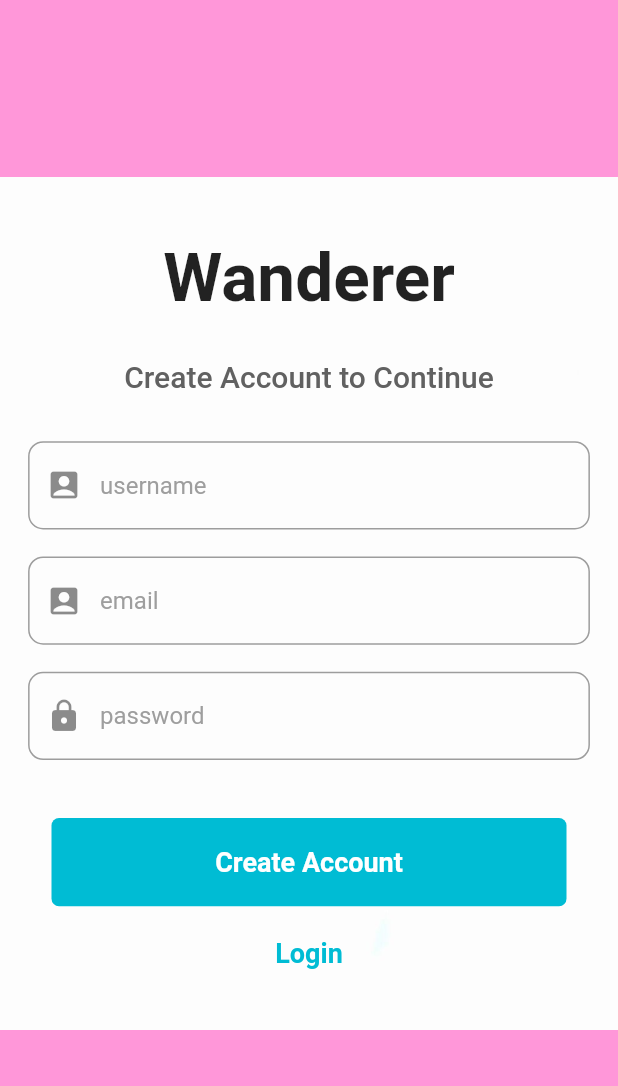
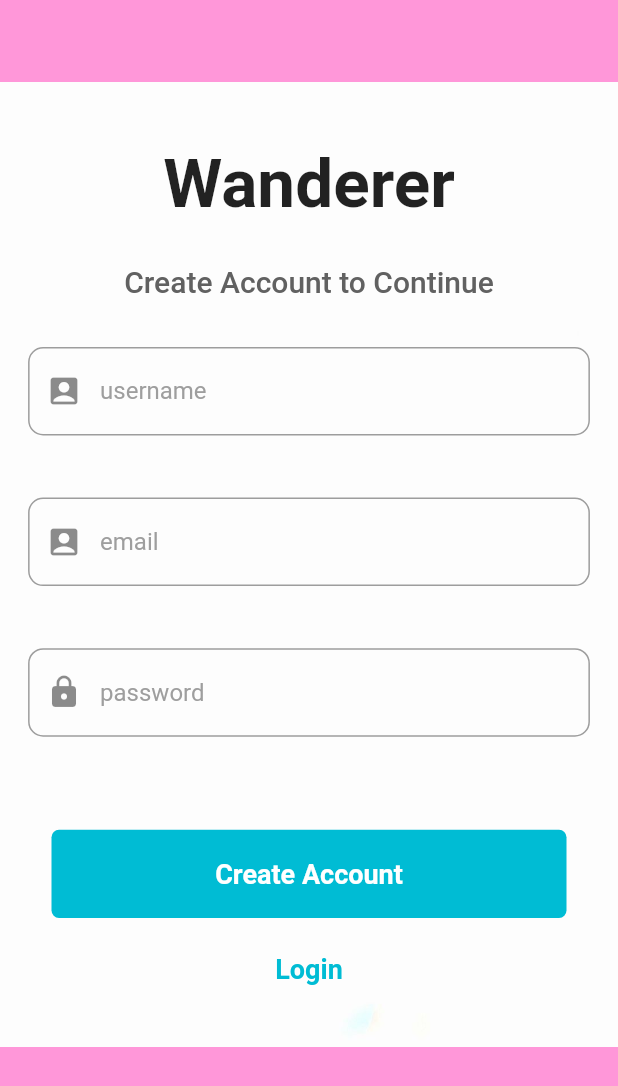
Before and after one commit to Pilar-Ferran/wanderer3, a Flutter app: the screen it shows after launch, after a tap on "Create Account", on a phone screen of 412 x 824 dp. Shown: the top 1086 px of the screen. Run offline on Flutter 3.47's test engine with Material 2 defaults, Android fonts, the phone set to English and light mode, and no system bars; our stand-ins replace cloud_firestore, firebase_auth, firebase_core, firebase_storage, flutter_html, flutter_secure_storage and 4 more; missing offline and left inert: dart:ffi; accounts and stored records are empty.

Commit message:
Add files via upload

```diff
--- a/lib/Screens/login_screen.dart
+++ b/lib/Screens/login_screen.dart
@@ -24,9 +24,10 @@ class _LoginScreenState extends State<LoginScreen> {
     final size = MediaQuery
         .of(context)
         .size;
+    var isPortrait = MediaQuery.of(context).orientation;
 
     return Scaffold(
-      resizeToAvoidBottomInset: false,
+      //resizeToAvoidBottomInset: false,
       body: loading
           ? Center(
         child: SizedBox(
@@ -44,10 +45,10 @@ class _LoginScreenState extends State<LoginScreen> {
             ),
           ),
           child:
-          Column(
+          ListView(
             children: [
               SizedBox(
-                height: size.height / 5,
+                height: (isPortrait==Orientation.portrait) ? size.height /7 : size.height/10,
               ),
               Container(
                 decoration: const BoxDecoration(
@@ -60,7 +61,7 @@ class _LoginScreenState extends State<LoginScreen> {
                   child: Column(
                     children: [
                       SizedBox(
-                        height: size.height / 20,
+                        height: (isPortrait==Orientation.portrait) ? size.height / 20 : size.height/40,
                       ),
                       SizedBox(
                         width: size.width / 1.1,
@@ -77,24 +78,52 @@ class _LoginScreenState extends State<LoginScreen> {
                         height: size.height / 15,
                       ),
                       Container(
-                        width: size.width,
+                        width: size.width/1.1,
+                        height: (isPortrait==Orientation.portrait) ? size.height / 10 : size.height/5,
                         alignment: Alignment.center,
-                        child: field(size, "Email", Icons.account_box, _email),
+                        child: TextField(
+                          controller: _email,
+                          decoration: InputDecoration(
+                            prefixIcon: Icon(Icons.account_box),
+                            filled:true,
+                            fillColor: Colors.white,
+                            hintStyle: const TextStyle(color: Colors.grey),
+                            hintText: "Email",
+                            border: OutlineInputBorder(
+                              borderRadius: BorderRadius.circular(10),
+                            ),
+                          ),
+                        ),//field(size, "Email", Icons.account_box, _email),
                       ),
                       Padding(
                         padding: const EdgeInsets.symmetric(vertical: 18.0),
-                        child: Container(
-                          width: size.width,
+                        child:
+                        Container(
+                          width: size.width/1.1,
+                          height: (isPortrait==Orientation.portrait) ? size.height / 10 : size.height/5,
                           alignment: Alignment.center,
-                          child: field(size, "Password", Icons.lock, _password),
+                          child: TextField(
+                            controller: _password,
+                            decoration: InputDecoration(
+                              prefixIcon: Icon(Icons.lock),
+                              hintStyle: const TextStyle(color: Colors.grey),
+                              filled:true,
+                              fillColor: Colors.white,
+                              hintText: "Password",
+                              border: OutlineInputBorder(
+                                borderRadius: BorderRadius.circular(10),
+                              ),
+                            ),
+                          ),
+                          //child: field(size, "Password", Icons.lock, _password),
                         ),
-                      ),
+                     ),
                       SizedBox(
                         height: size.height / 40,
                       ),
-                      customButton(size),
+                      customButton(size, isPortrait),
                       SizedBox(
-                        height: size.height / 40,
+                        height: (isPortrait==Orientation.portrait) ? size.height / 35 : size.height/15,
                       ),
                       GestureDetector(
                         onTap: () =>
@@ -124,7 +153,7 @@ class _LoginScreenState extends State<LoginScreen> {
     );
   }
 
-  Widget customButton(Size size) {
+  Widget customButton(Size size, Orientation orientation) {
     return GestureDetector(
       onTap: () {
         usernameFromEmail(_email.text);
@@ -190,7 +219,7 @@ class _LoginScreenState extends State<LoginScreen> {
         }
       },
       child: Container(
-          height: size.height / 14,
+          height: (orientation==Orientation.portrait) ? size.height /14 : size.height/8,
           width: size.width / 1.2,
           decoration: BoxDecoration(
             borderRadius: BorderRadius.circular(5),
--- a/lib/Screens/signup_screen.dart
+++ b/lib/Screens/signup_screen.dart
@@ -26,9 +26,10 @@ class _SignUpScreenState extends State<SignupScreen> {
     final size = MediaQuery
         .of(context)
         .size;
+    var isPortrait = MediaQuery.of(context).orientation;
 
     return Scaffold(
-      resizeToAvoidBottomInset: false,
+      //resizeToAvoidBottomInset: false,
       body: loading
           ? Center(
         child: SizedBox(
@@ -45,10 +46,10 @@ class _SignUpScreenState extends State<SignupScreen> {
             fit: BoxFit.cover,
           ),
         ),
-        child: Column(
+        child: ListView(
           children: [
             SizedBox(
-              height: size.height / 7,
+              height: size.height / 15,
             ),
             Container(
               decoration: const BoxDecoration(
@@ -98,28 +99,28 @@ class _SignUpScreenState extends State<SignupScreen> {
                         width: size.width,
                         alignment: Alignment.center,
                         child: field(
-                            size, "username", Icons.account_box, _username),
+                            size,isPortrait, "username", Icons.account_box, _username),
                       ),
                     ),
                     Container(
                       width: size.width,
                       alignment: Alignment.center,
-                      child: field(size, "email", Icons.account_box, _email),
+                      child: field(size,isPortrait, "email", Icons.account_box, _email),
                     ),
                     Padding(
                       padding: const EdgeInsets.symmetric(vertical: 18.0),
                       child: Container(
                         width: size.width,
                         alignment: Alignment.center,
-                        child: field(size, "password", Icons.lock, _password),
+                        child: field(size,isPortrait, "password", Icons.lock, _password),
                       ),
                     ),
                     SizedBox(
                       height: size.height / 40,
                     ),
-                    customButton(size),
+                    customButton(size, isPortrait),
                     SizedBox(
-                      height: size.height / 40,
+                      height: (isPortrait==Orientation.portrait) ? size.height / 35 : size.height/15,
                     ),
                     GestureDetector(
                       onTap: () =>
@@ -147,7 +148,7 @@ class _SignUpScreenState extends State<SignupScreen> {
     );
   }
 
-  Widget customButton(Size size) {
+  Widget customButton(Size size, Orientation orientation) {
     return GestureDetector(
       onTap: () {
         if (_username.text.isNotEmpty &&
@@ -211,7 +212,7 @@ class _SignUpScreenState extends State<SignupScreen> {
         }
       },
       child: Container(
-          height: size.height / 14,
+          height: (orientation==Orientation.portrait) ? size.height /14 : size.height/8,
           width: size.width / 1.2,
           decoration: BoxDecoration(
             borderRadius: BorderRadius.circular(5),
@@ -229,10 +230,10 @@ class _SignUpScreenState extends State<SignupScreen> {
     );
   }
 
-  Widget field(Size size, String hintText, IconData icon,
+  Widget field(Size size, Orientation orientation, String hintText, IconData icon,
       TextEditingController cont) {
     return SizedBox(
-      height: size.height / 14,
+      height: (orientation==Orientation.portrait) ? size.height / 10 : size.height/5,
       width: size.width / 1.1,
       child: TextField(
         controller: cont,
```
